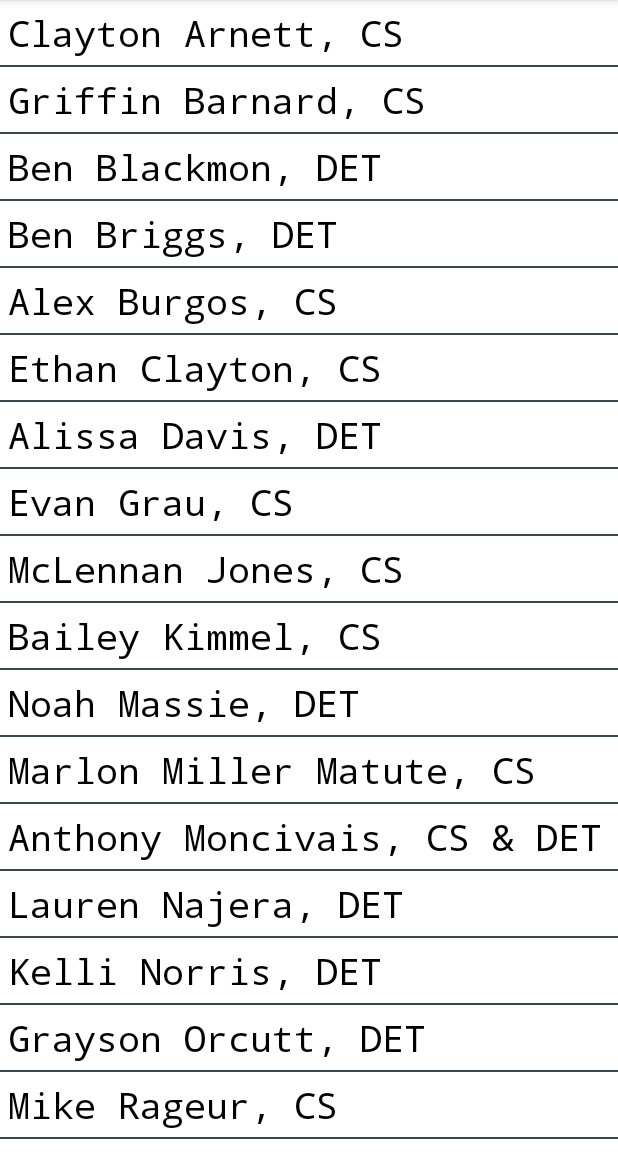
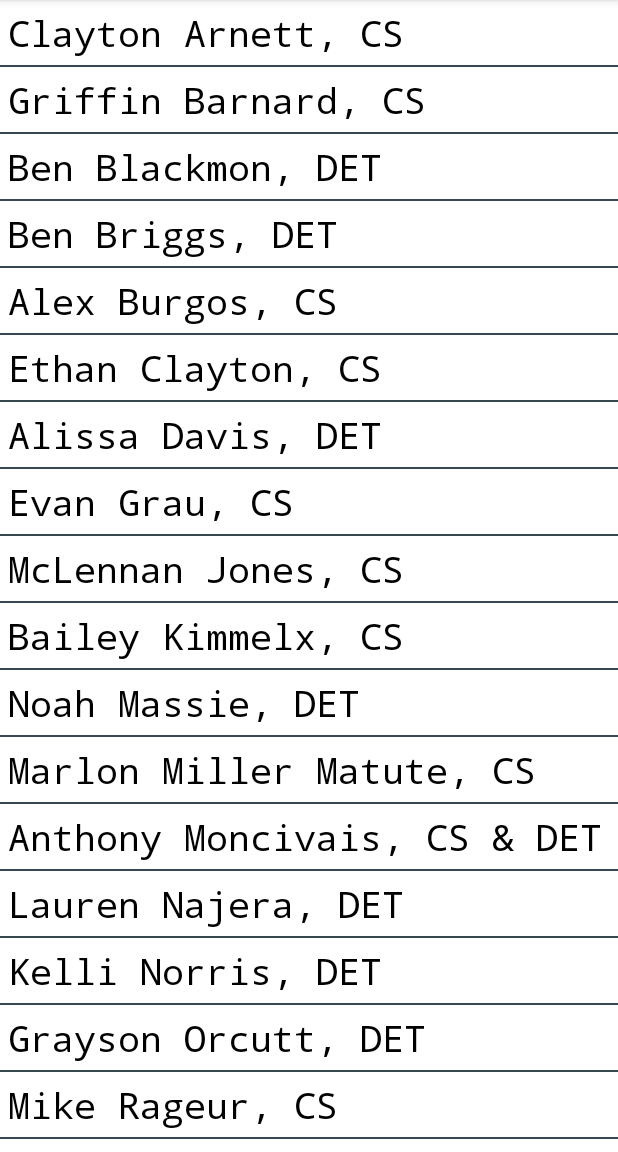
Before and after one commit to richtanner/StudentList2022, an Android app: the screen it shows after launch (MainActivity), on a phone screen of 412 x 824 dp, the part 84-1236 px from its top. Run offline under Robolectric (Android 15) with nearby library versions, the phone set to English and light mode, and no system bars.

Commit message:
Testing commiting and pushing. Just added an x after my name.

```diff
--- a/app/src/main/java/com/example/studentlist2022/MainActivity.java
+++ b/app/src/main/java/com/example/studentlist2022/MainActivity.java
@@ -27,7 +27,7 @@ public class MainActivity extends AppCompatActivity implements AdapterView.OnIte
             "Alissa Davis, DET",
             "Evan Grau, CS",
             "McLennan Jones, CS",
-            "Bailey Kimmel, CS",
+            "Bailey Kimmelx, CS",
             "Noah Massie, DET",
             "Marlon Miller Matute, CS",
             "Anthony Moncivais, CS & DET",
```
